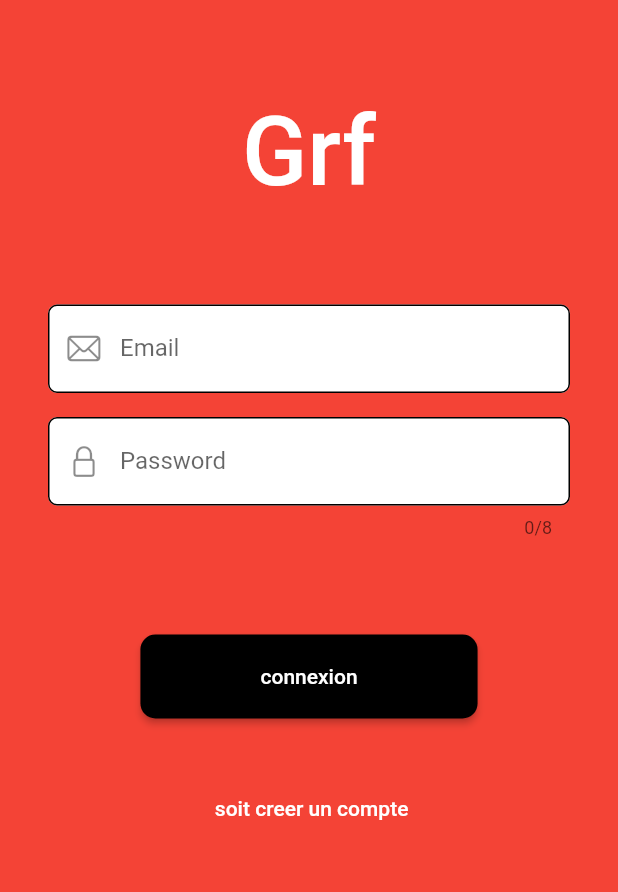
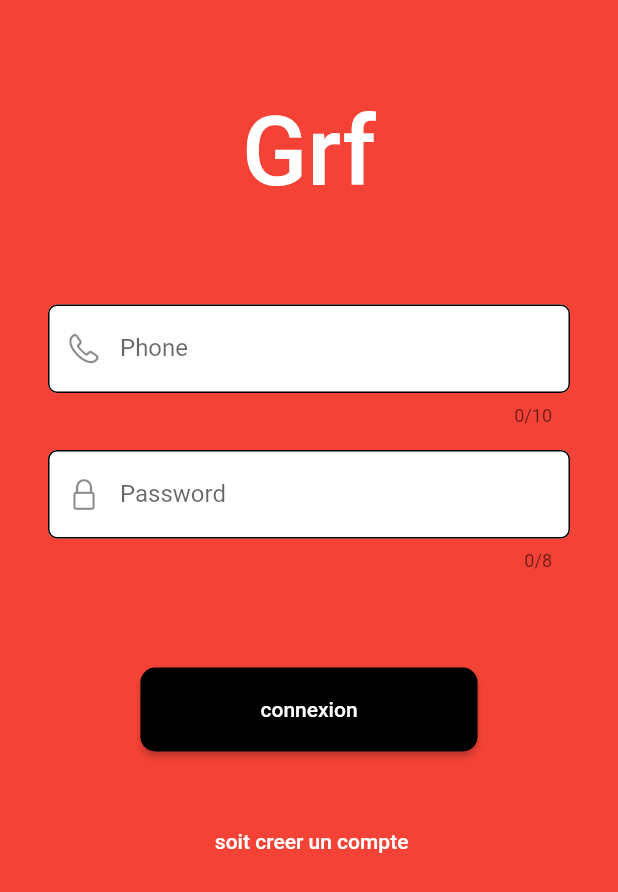
Before and after one commit to leenorshn/grf, a Flutter app: the screen it shows after launch, on a phone screen of 412 x 824 dp. Shown: the top 892 px of the screen. Run offline on Flutter 3.47's test engine with Material 2 defaults, Android fonts, the phone set to English and light mode, and no system bars; our stand-ins replace bloc, cloud_firestore, equatable, firebase_auth, firebase_core, flutter_bloc and 2 more; accounts and stored records are empty.

Commit message:
adding all in

```diff
--- a/lib/apis/auth_api.dart
+++ b/lib/apis/auth_api.dart
@@ -3,7 +3,7 @@ import 'package:firebase_auth/firebase_auth.dart';
 
 class AuthApi {
   FirebaseAuth auth = FirebaseAuth.instance;
-  Future<UserCredential> login(String email, String password) async {
+  Future<UserCredential> login({required String email,required String password}) async {
     return auth.signInWithEmailAndPassword(email: email, password: password);
   }
 
@@ -12,7 +12,7 @@ class AuthApi {
       required String password,
       required String name}) async {
     var userCred = await auth.createUserWithEmailAndPassword(
-      email: email,
+      email: email+"@mela.com",
       password: password,
     );
     if (userCred.user != null) {
@@ -29,7 +29,7 @@ class AuthApi {
   }
 
   Stream<User?> isLogin() {
-    return auth.authStateChanges();
+    return auth.idTokenChanges();
   }
 
   Future<void> logout() async {
--- a/lib/blocs/auth/auth_bloc.dart
+++ b/lib/blocs/auth/auth_bloc.dart
@@ -2,50 +2,70 @@ import 'dart:async';
 
 import 'package:bloc/bloc.dart';
 import 'package:equatable/equatable.dart';
-import 'package:firebase_auth/firebase_auth.dart';
+import 'package:firebase_auth/firebase_auth.dart' as auth;
 import 'package:grf/apis/auth_api.dart';
 
 part 'auth_event.dart';
 part 'auth_state.dart';
 
 class AuthBloc extends Bloc<AuthEvent, AuthState> {
-  final AuthApi authApi;
+  final AuthApi authService;
   StreamSubscription? subscription;
-  AuthBloc(this.authApi) : super(AuthInitial()) {
+  AuthBloc({required this.authService}) : super(AuthInitial()) {
     on<AuthEvent>((event, emit) async {
-      if (event is AppStartedEvent) {
-        emit(UnAuthenticated());
-        // emit(AuthLoading());
-
+      if (event is StartAppEvent) {
+        emit(AuthLoading());
         try {
-          subscription = authApi.isLogin().listen((event) {
+          subscription?.cancel();
+          subscription = authService.isLogin().listen((event) {
             if (event != null) {
-              add(UpdateAuthStateEvent(event));
-            } else {
-              add(LogoutEvent());
+              add(UpdateAuthState(event));
             }
           });
-        } on Exception {
+        } catch (ex) {
           emit(UnAuthenticated());
         }
       }
-      if (event is UpdateAuthStateEvent) {
-        print("${event.user.uid}**************");
-        emit(Authenticated(event.user));
+
+      if (event is UpdateAuthState) {
+        // print(user.balance);
+        emit(AuthSuccess(event.user));
+      } else {
+        emit(UnAuthenticated());
       }
-      if (event is RegisterEvent) {
-        await authApi.register(
-            email: event.email, password: event.password, name: event.name);
-        add(AppStartedEvent());
+      if (event is Login) {
+        emit(AuthLoading());
+        // await authService.signInWithGoogle();
+
+        var user = await authService.login(
+            email: "${event.phone}@mela.com", password: event.password);
+
+        add(
+          StartAppEvent(),
+        );
       }
-      if (event is LoginEvent) {
-        await authApi.login(event.email, event.password);
-        add(AppStartedEvent());
+      if (event is Register) {
+        emit(AuthLoading());
+        // await authService.signInWithGoogle();
+        var newUser = await authService.register(
+          name: event.name,
+          email: event.phone,
+          password: event.password,
+        );
+        // print(user.user!.uid);
+
       }
-      if (event is LogoutEvent) {
-        await authApi.logout();
+      if (event is Logout) {
+        emit(AuthLoading());
+        await authService.logout();
         emit(UnAuthenticated());
       }
     });
   }
+
+  @override
+  Future<void> close() {
+    subscription?.cancel();
+    return super.close();
+  }
 }
--- a/lib/blocs/auth/auth_event.dart
+++ b/lib/blocs/auth/auth_event.dart
@@ -2,32 +2,44 @@ part of 'auth_bloc.dart';
 
 abstract class AuthEvent extends Equatable {
   const AuthEvent();
+
   @override
   List<Object> get props => [];
 }
 
-class AppStartedEvent extends AuthEvent {}
+class StartAppEvent extends AuthEvent {}
 
-class UpdateAuthStateEvent extends AuthEvent {
-  final User user;
+class UpdateAuthState extends AuthEvent {
+  final auth.User user;
 
-  const UpdateAuthStateEvent(this.user);
+  const UpdateAuthState(this.user);
+
+  @override
+  List<Object> get props => [user];
 }
 
-class RegisterEvent extends AuthEvent {
-  final String email;
+class Login extends AuthEvent {
+  final String phone;
   final String password;
-  final String name;
 
-  const RegisterEvent(
-      {required this.name, required this.email, required this.password});
+  const Login(this.phone, this.password);
+
+  @override
+  List<Object> get props => [phone, password];
 }
 
-class LoginEvent extends AuthEvent {
-  final String email;
+class Register extends AuthEvent {
+  final String name;
+  final String phone;
   final String password;
 
-  const LoginEvent({required this.email, required this.password});
+  const Register({
+    required this.name,
+    required this.phone,
+    required this.password,
+  });
+  @override
+  List<Object> get props => [name, phone, password];
 }
 
-class LogoutEvent extends AuthEvent {}
+class Logout extends AuthEvent {}
--- a/lib/blocs/auth/auth_state.dart
+++ b/lib/blocs/auth/auth_state.dart
@@ -7,17 +7,29 @@ abstract class AuthState extends Equatable {
   List<Object> get props => [];
 }
 
-class AuthInitial extends AuthState {
-  @override
-  List<Object> get props => [];
-}
-
-class Authenticated extends AuthState {
-  final User user;
-
-  const Authenticated(this.user);
-}
+class AuthInitial extends AuthState {}
 
 class UnAuthenticated extends AuthState {}
 
 class AuthLoading extends AuthState {}
+
+class AuthSuccess extends AuthState {
+  final auth.User user;
+
+  const AuthSuccess(this.user);
+
+  @override
+  List<Object> get props => [user];
+}
+
+class AuthFailure extends AuthState {
+  final String authError;
+  const AuthFailure(this.authError);
+  @override
+  List<Object> get props => [authError];
+
+  @override
+  String toString() {
+    return 'AuthFailure{authError: ${authError} ====}';
+  }
+}
--- a/lib/blocs/operation/operation_bloc.dart
+++ b/lib/blocs/operation/operation_bloc.dart
@@ -25,7 +25,7 @@ class OperationBloc extends Bloc<OperationEvent, OperationState> {
       }
 
       if (event is UpdateOpsEvent) {
-        print(event.data[1].type);
+        //print(event.data[1].type);
         emit(OperationLoadedSuccess(event.data));
       }
       if (event is AddOpsEvent) {
--- a/lib/login_screen.dart
+++ b/lib/login_screen.dart
@@ -2,6 +2,7 @@ import 'package:flutter/cupertino.dart';
 import 'package:flutter/material.dart';
 import 'package:flutter_bloc/flutter_bloc.dart';
 import 'package:grf/blocs/auth/auth_bloc.dart';
+import 'package:grf/main.dart';
 import 'package:grf/register_screen.dart';
 
 class LoginScreen extends StatefulWidget {
@@ -42,13 +43,15 @@ class _LoginScreenState extends State<LoginScreen> {
                   email = v;
                 });
               },
-              keyboardType: TextInputType.emailAddress,
+              keyboardType: TextInputType.phone,
+              maxLength: 10,
               decoration: const InputDecoration(
-                  fillColor: Colors.white,
-                  filled: true,
-                  prefixIcon: Icon(CupertinoIcons.mail),
-                  labelText: "Email",
-                  hintText: "nath@grf.cd"),
+                fillColor: Colors.white,
+                filled: true,
+                prefixIcon: Icon(CupertinoIcons.phone),
+                labelText: "Phone",
+                hintText: "Ex:097888654",
+              ),
             ),
             const SizedBox(
               height: 16,
@@ -78,11 +81,12 @@ class _LoginScreenState extends State<LoginScreen> {
                 shape: RoundedRectangleBorder(
                   borderRadius: BorderRadius.circular(10),
                 ),
-                primary: Colors.black,
+                backgroundColor: Colors.black,
               ),
               onPressed: () {
-                BlocProvider.of<AuthBloc>(context)
-                    .add(LoginEvent(email: email, password: password));
+                BlocProvider.of<AuthBloc>(context).add(Login(email, password));
+                Navigator.of(context).push(
+                    MaterialPageRoute(builder: (_) => const RootScreen()));
               },
               child: const Text("connexion"),
             ),
--- a/lib/main.dart
+++ b/lib/main.dart
@@ -23,7 +23,8 @@ class MyApp extends StatelessWidget {
   @override
   Widget build(BuildContext context) {
     return BlocProvider(
-      create: (context) => AuthBloc(AuthApi())..add(AppStartedEvent()),
+      create: (context) =>
+          AuthBloc(authService: AuthApi())..add(StartAppEvent()),
       child: MultiBlocProvider(
         providers: [
           BlocProvider(
@@ -56,7 +57,7 @@ class MyApp extends StatelessWidget {
                 return const Scaffold(
                     body: Center(child: CircularProgressIndicator()));
               }
-              if (state is Authenticated) {
+              if (state is AuthSuccess) {
                 return const MainScreen();
               }
               return const LoginScreen();
@@ -67,3 +68,32 @@ class MyApp extends StatelessWidget {
     );
   }
 }
+
+class RootScreen extends StatelessWidget {
+  const RootScreen({Key? key}) : super(key: key);
+
+  @override
+  Widget build(BuildContext context) {
+    return BlocBuilder<AuthBloc, AuthState>(
+      //bloc: AuthBloc(authService: AuthService())..add(StartAppEvent()),
+      builder: (context, state) {
+        if (state is UnAuthenticated) {
+          return const LoginScreen();
+        }
+        if (state is AuthSuccess) {
+          //print(state.user);
+          return const MainScreen();
+        }
+        if (state is AuthFailure) {
+          return const LoginScreen();
+        }
+
+        return const Scaffold(
+          body: Center(
+            child: CircularProgressIndicator(),
+          ),
+        );
+      },
+    );
+  }
+}
--- a/lib/register_screen.dart
+++ b/lib/register_screen.dart
@@ -3,6 +3,8 @@ import 'package:flutter/material.dart';
 import 'package:flutter_bloc/flutter_bloc.dart';
 import 'package:grf/blocs/auth/auth_bloc.dart';
 import 'package:grf/login_screen.dart';
+import 'package:grf/main.dart';
+import 'package:grf/main_screen.dart';
 
 class RegisterScreen extends StatefulWidget {
   const RegisterScreen({Key? key}) : super(key: key);
@@ -62,13 +64,13 @@ class _RegisterScreenState extends State<RegisterScreen> {
                     email = v;
                   });
                 },
-                keyboardType: TextInputType.emailAddress,
+                keyboardType: TextInputType.phone,
                 decoration: const InputDecoration(
                   fillColor: Colors.white,
                   filled: true,
-                  prefixIcon: Icon(CupertinoIcons.mail),
-                  labelText: "Email",
-                  hintText: "nath@grf.cd",
+                  prefixIcon: Icon(CupertinoIcons.phone),
+                  labelText: "Phone",
+                  hintText: "Ex: 98857774",
                 ),
               ),
               const SizedBox(
@@ -105,8 +107,10 @@ class _RegisterScreenState extends State<RegisterScreen> {
                   if (email == "" && password.length < 8 && name.length < 3) {
                     print("Erreur champ vide");
                   } else {
-                    BlocProvider.of<AuthBloc>(context).add(RegisterEvent(
-                        email: email, password: password, name: name));
+                    BlocProvider.of<AuthBloc>(context).add(
+                        Register(phone: email, password: password, name: name));
+                    Navigator.of(context).push(
+                        MaterialPageRoute(builder: (_) => const RootScreen()));
                   }
                 },
                 child: const Text("creer compte"),
```
Also changed, not shown: lib/add_depasse_screen.dart (+35 -0 lines), lib/setting_screen.dart (+14 -0 lines), pubspec.lock, 1 other file.
